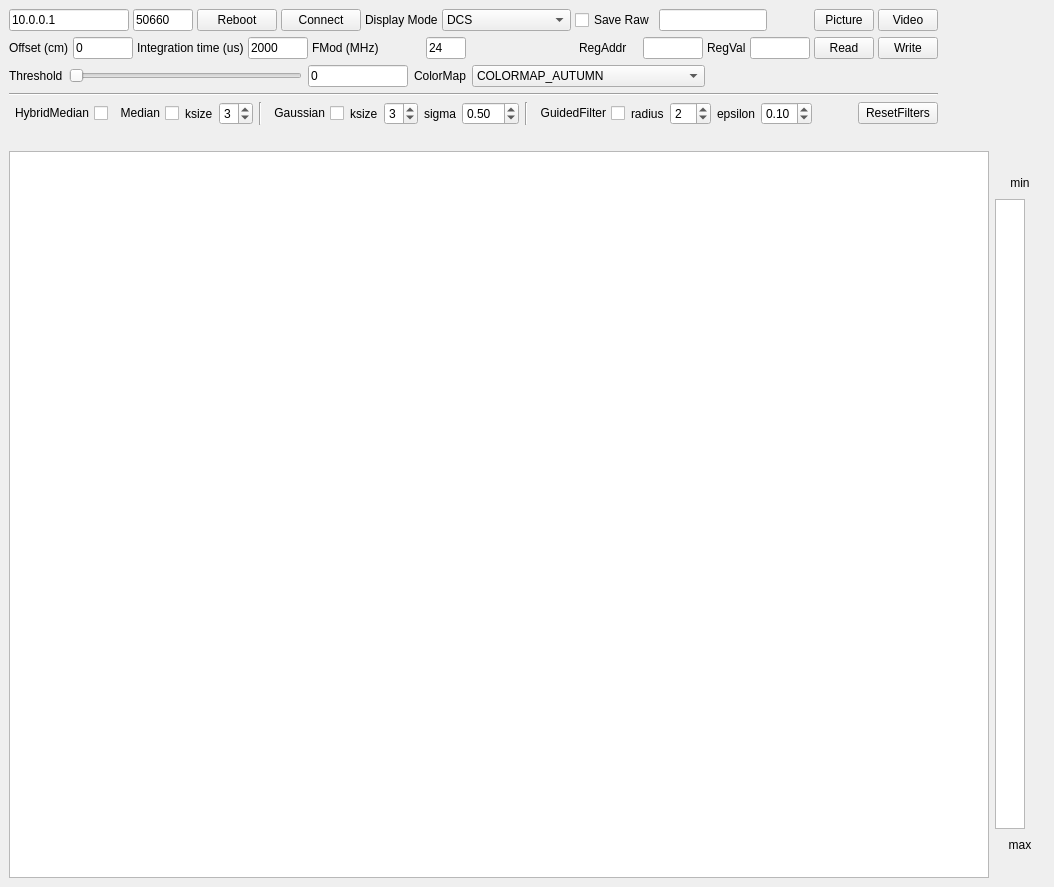
The window that forms/mainwindow.ui (Deep-In-Sight/SonyTOF_client) describes before a commit, drawn with Qt 5.
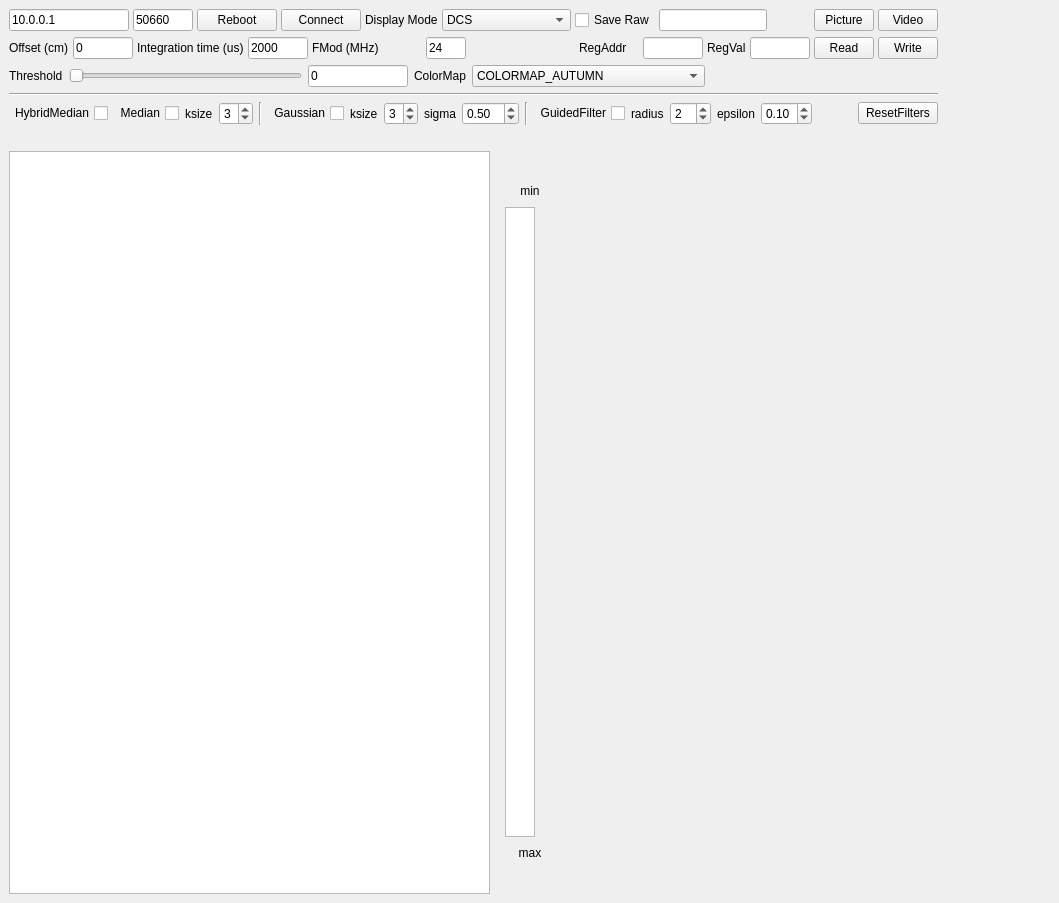
The same window after the commit. Custom widgets are drawn as their Qt base class.

Patch:
```diff
--- a/forms/mainwindow.ui
+++ b/forms/mainwindow.ui
@@ -6,8 +6,8 @@
    <rect>
     <x>0</x>
     <y>0</y>
-    <width>1054</width>
-    <height>887</height>
+    <width>1059</width>
+    <height>903</height>
    </rect>
   </property>
   <property name="windowTitle">
@@ -1064,6 +1064,7 @@
        </widget>
       </item>
       <item>
+       <widget class="QWidget" name="colorbar_widget" native="true">
        <layout class="QVBoxLayout" name="colorbarLayout_3">
         <item>
          <spacer name="verticalSpacer_2">
@@ -1176,6 +1177,17 @@
          </spacer>
         </item>
        </layout>
+       </widget>
+      </item>
+      <item>
+       <widget class="PCLViewer" name="pclviewer_widget" native="true">
+        <property name="sizePolicy">
+         <sizepolicy hsizetype="Expanding" vsizetype="Expanding">
+          <horstretch>0</horstretch>
+          <verstretch>0</verstretch>
+         </sizepolicy>
+        </property>
+       </widget>
       </item>
      </layout>
     </item>
@@ -1193,6 +1205,12 @@
    <extends>QSpinBox</extends>
    <header>spinbox.h</header>
   </customwidget>
+  <customwidget>
+   <class>PCLViewer</class>
+   <extends>QWidget</extends>
+   <header>pclviewer.h</header>
+   <container>1</container>
+  </customwidget>
  </customwidgets>
  <resources/>
  <connections/>
```
Left out of the diff: 5 changed lines with no effect on the pictures. Lines whose indentation alone changed are shown as unchanged.
